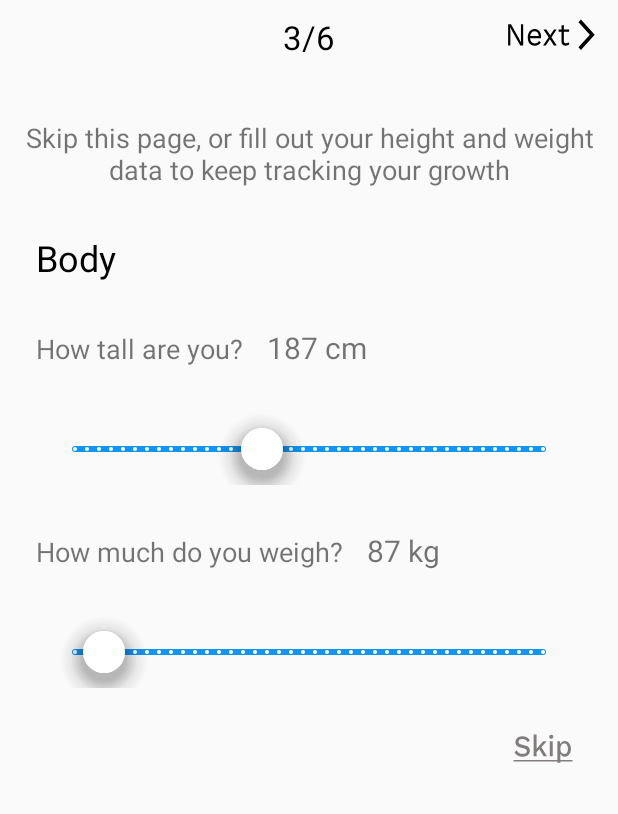
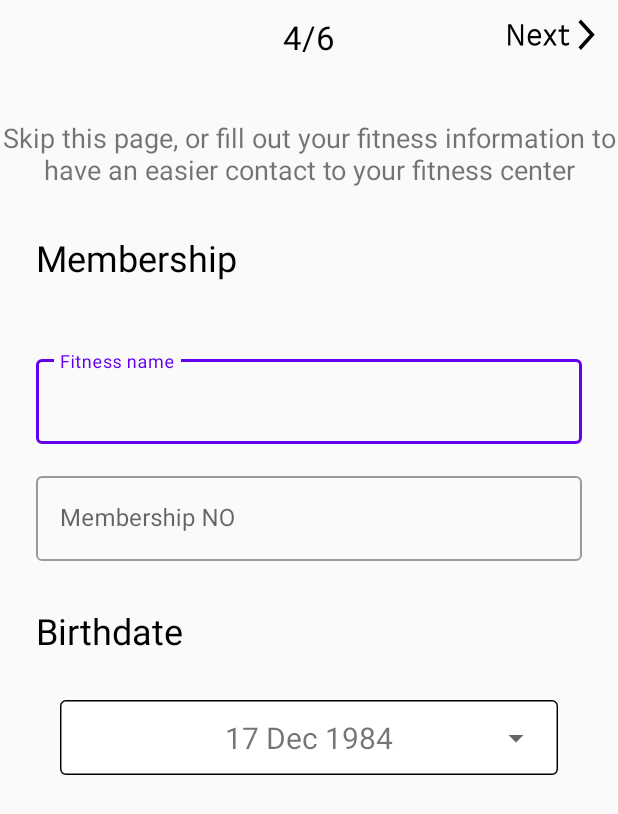
Before and after one commit to AmerBiro/MyFitnessPass, an Android app: the screen it shows after launch (MainActivity), on a phone screen of 412 x 824 dp. Shown: the top 814 px of the screen. Run offline under Robolectric (Android 15) with nearby library versions, the phone set to English and light mode, and no system bars.

Commit message:
Membership design added

```diff
--- /dev/null
+++ b/app/src/main/java/my/fitness/myfitness/registration/Membership.kt
@@ -0,0 +1,60 @@
+package my.fitness.myfitness.registration
+
+import android.os.Bundle
+import androidx.fragment.app.Fragment
+import android.view.LayoutInflater
+import android.view.View
+import android.view.ViewGroup
+import my.fitness.myfitness.R
+
+// TODO: Rename parameter arguments, choose names that match
+// the fragment initialization parameters, e.g. ARG_ITEM_NUMBER
+private const val ARG_PARAM1 = "param1"
+private const val ARG_PARAM2 = "param2"
+
+/**
+ * A simple [Fragment] subclass.
+ * Use the [Membership.newInstance] factory method to
+ * create an instance of this fragment.
+ */
+class Membership : Fragment() {
+    // TODO: Rename and change types of parameters
+    private var param1: String? = null
+    private var param2: String? = null
+
+    override fun onCreate(savedInstanceState: Bundle?) {
+        super.onCreate(savedInstanceState)
+        arguments?.let {
+            param1 = it.getString(ARG_PARAM1)
+            param2 = it.getString(ARG_PARAM2)
+        }
+    }
+
+    override fun onCreateView(
+        inflater: LayoutInflater, container: ViewGroup?,
+        savedInstanceState: Bundle?
+    ): View? {
+        // Inflate the layout for this fragment
+        return inflater.inflate(R.layout.registration_membership, container, false)
+    }
+
+    companion object {
+        /**
+         * Use this factory method to create a new instance of
+         * this fragment using the provided parameters.
+         *
+         * @param param1 Parameter 1.
+         * @param param2 Parameter 2.
+         * @return A new instance of fragment Membership.
+         */
+        // TODO: Rename and change types and number of parameters
+        @JvmStatic
+        fun newInstance(param1: String, param2: String) =
+            Membership().apply {
+                arguments = Bundle().apply {
+                    putString(ARG_PARAM1, param1)
+                    putString(ARG_PARAM2, param2)
+                }
+            }
+    }
+}
--- a/app/src/main/res/layout/registration_body.xml
+++ b/app/src/main/res/layout/registration_body.xml
@@ -142,7 +142,8 @@
         android:layout_height="20dp"
         android:background="@drawable/ic_skip"
         android:layout_gravity="right"
-        android:layout_margin="30dp"
+        android:layout_marginRight="30dp"
+        android:layout_marginTop="120dp"
         />
 
 
--- /dev/null
+++ b/app/src/main/res/layout/registration_membership.xml
@@ -0,0 +1,116 @@
+<?xml version="1.0" encoding="utf-8"?>
+<LinearLayout xmlns:android="http://schemas.android.com/apk/res/android"
+    xmlns:tools="http://schemas.android.com/tools"
+    android:layout_width="match_parent"
+    android:layout_height="match_parent"
+    xmlns:app="http://schemas.android.com/apk/res-auto"
+    tools:context=".registration.Membership"
+    android:orientation="vertical">
+
+    <RelativeLayout
+        android:layout_width="match_parent"
+        android:layout_height="wrap_content"
+        android:layout_margin="10dp">
+
+        <TextView
+            android:layout_width="wrap_content"
+            android:layout_height="wrap_content"
+            android:layout_centerInParent="true"
+            android:text="4/6"
+            android:textColor="@color/black"
+            android:textSize="22sp" />
+
+        <Button
+            android:layout_width="65dp"
+            android:layout_height="25dp"
+            android:layout_alignParentRight="true"
+            android:background="@drawable/ic_next"
+            tools:ignore="SpeakableTextPresentCheck" />
+
+    </RelativeLayout>
+
+
+    <TextView
+        android:layout_width="wrap_content"
+        android:layout_height="wrap_content"
+        android:layout_gravity="center"
+        android:layout_marginTop="30dp"
+        android:gravity="center"
+        android:text="Skip this page, or fill out your fitness information to have an easier contact to your fitness center"
+        android:textSize="18sp" />
+
+    <TextView
+        android:layout_width="wrap_content"
+        android:layout_height="wrap_content"
+        android:layout_marginLeft="24dp"
+        android:layout_marginTop="30dp"
+        android:text="Membership"
+        android:textColor="@color/black"
+        android:textSize="24dp" />
+
+
+
+    <LinearLayout
+        android:layout_width="match_parent"
+        android:layout_height="wrap_content"
+        android:orientation="vertical"
+        android:layout_marginTop="30dp"
+        android:layout_marginRight="24dp"
+        android:layout_marginLeft="24dp"
+        android:gravity="center"
+        >
+
+        <com.google.android.material.textfield.TextInputLayout
+            style="@style/Widget.MaterialComponents.TextInputLayout.OutlinedBox"
+            android:layout_width="match_parent"
+            android:layout_height="wrap_content"
+            android:hint="Fitness name"
+            android:layout_marginTop="16dp"
+            app:endIconMode="clear_text">
+
+            <com.google.android.material.textfield.TextInputEditText
+                android:layout_width="match_parent"
+                android:layout_height="wrap_content"
+                android:inputType="text" />
+
+        </com.google.android.material.textfield.TextInputLayout>
+
+        <com.google.android.material.textfield.TextInputLayout
+            style="@style/Widget.MaterialComponents.TextInputLayout.OutlinedBox"
+            android:layout_width="match_parent"
+            android:layout_height="wrap_content"
+            android:hint="Membership NO"
+            android:layout_marginTop="16dp"
+            app:endIconMode="clear_text">
+
+            <com.google.android.material.textfield.TextInputEditText
+                android:layout_width="match_parent"
+                android:layout_height="wrap_content"
+                android:inputType="text" />
+
+        </com.google.android.material.textfield.TextInputLayout>
+
+    </LinearLayout>
+
+
+    <TextView
+        android:layout_width="wrap_content"
+        android:layout_height="wrap_content"
+        android:layout_marginLeft="24dp"
+        android:layout_marginTop="30dp"
+        android:text="Birthdate"
+        android:textColor="@color/black"
+        android:textSize="24dp" />
+
+    <include
+        android:layout_marginTop="30dp"
+        layout="@layout/datepicker"
+        android:layout_width="wrap_content"
+        android:layout_height="wrap_content"
+        android:layout_gravity="center"
+        android:layout_marginLeft="40dp"
+        android:layout_marginRight="40dp"
+        />
+
+
+</LinearLayout>
--- a/app/src/main/res/layout/registration_personal.xml
+++ b/app/src/main/res/layout/registration_personal.xml
@@ -154,7 +154,6 @@
         </com.google.android.material.textfield.TextInputLayout>
 
 
-
     </LinearLayout>
 
 
--- a/app/src/main/res/navigation/nav_graph.xml
+++ b/app/src/main/res/navigation/nav_graph.xml
@@ -3,10 +3,10 @@
     xmlns:app="http://schemas.android.com/apk/res-auto"
     xmlns:tools="http://schemas.android.com/tools"
     android:id="@+id/nav_graph"
-    app:startDestination="@id/body">
+    app:startDestination="@id/membership2">
     <fragment
-        android:id="@+id/body"
-        android:name="my.fitness.myfitness.registration.Body"
-        android:label="registration_body"
-        tools:layout="@layout/registration_body" />
+        android:id="@+id/membership2"
+        android:name="my.fitness.myfitness.registration.Membership"
+        android:label="registration_membership"
+        tools:layout="@layout/registration_membership" />
 </navigation>
```
